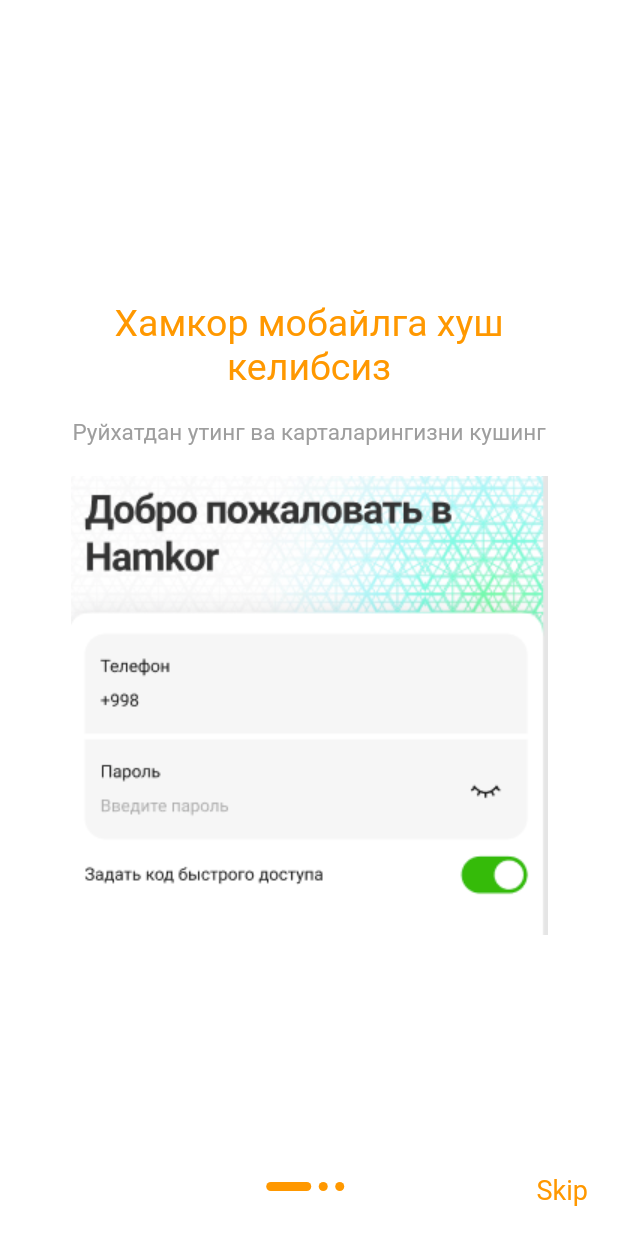
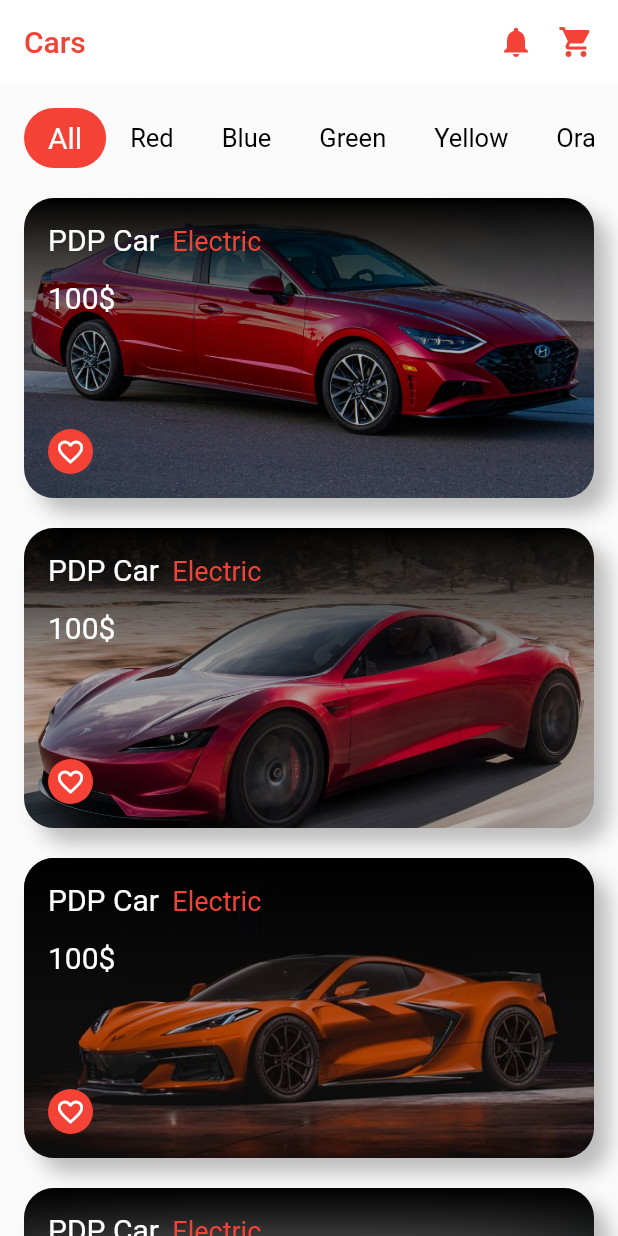
Before and after one commit to Komilisakov/intermeiate, a Flutter app: the screen it shows after launch, on a phone screen of 412 x 824 dp. Run offline on Flutter 3.47's test engine with Material 2 defaults, Android fonts, the phone set to English and light mode, and no system bars.

Commit message:
Market UI

```diff
--- a/lib/main.dart
+++ b/lib/main.dart
@@ -2,6 +2,7 @@ import 'package:flutter/material.dart';
 import 'package:intermeiate/pages/home_page.dart';
 import 'package:intermeiate/pages/intro_page.dart';
 import 'package:intermeiate/pages/login_page.dart';
+import 'package:intermeiate/pages/market_ui.dart';
 import 'package:intermeiate/pages/shop_ui.dart';
 
 void main() {
@@ -18,14 +19,17 @@ class MyApp extends StatelessWidget {
       debugShowCheckedModeBanner: false,
       title: 'Flutter Demo',
       theme: ThemeData(
-        primarySwatch: Colors.blue,
+        primarySwatch: Colors.red,
+          // appBarTheme: AppBarTheme.of(context).,
+        brightness: Brightness.light,
       ),
-      home: IntroPage(),
+      home: MarketUI(),
       routes: {
         HomePage.id: (context) => HomePage(),
         LoginPage.id: (context) => LoginPage(),
         ShopUI.id: (context) => ShopUI(),
         IntroPage.id: (context) => IntroPage(),
+        MarketUI.id: (context) => MarketUI(),
       },
       );
   }
--- a/lib/pages/intro_page.dart
+++ b/lib/pages/intro_page.dart
@@ -44,6 +44,7 @@ class _IntroPageState extends State<IntroPage> {
           title: Strings.stepThreeTitle,
           message: Strings.stepThreeMessage),
     ];
+    print(_itemsList[0].title);
   }
 
   @override
--- /dev/null
+++ b/lib/pages/market_ui.dart
@@ -0,0 +1,206 @@
+import 'package:flutter/material.dart';
+import 'package:flutter/services.dart';
+
+class MarketUI extends StatefulWidget {
+  static final String id = "market_ui";
+
+  @override
+  _MarketUIState createState() => _MarketUIState();
+}
+
+class MyCategory {
+  String name = "123123";
+  bool selected = false;
+
+  MyCategory({required this.name, required this.selected});
+}
+
+class _MarketUIState extends State<MarketUI> {
+  late final List<MyCategory> categories;
+  final List<String> carImages = [
+    "assets/images/cars/1.jpg",
+    "assets/images/cars/2.jpg",
+    "assets/images/cars/3.jpg",
+    "assets/images/cars/4.jpg",
+    "assets/images/cars/5.webp",
+    "assets/images/cars/6.jpg",
+    "assets/images/cars/7.jpeg",
+    "assets/images/cars/8.webp",
+    "assets/images/cars/9.jpeg",
+    "assets/images/cars/10.jpg",
+    "assets/images/cars/11.jpg",
+  ];
+
+  @override
+  void initState() {
+    // TODO: implement initState
+    super.initState();
+    categories = [
+      MyCategory(name: "All", selected: true),
+      MyCategory(name: "Red", selected: false),
+      MyCategory(name: "Blue", selected: false),
+      MyCategory(name: "Green", selected: false),
+      MyCategory(name: "Yellow", selected: false),
+      MyCategory(name: "Orange", selected: false),
+      MyCategory(name: "White", selected: false),
+      MyCategory(name: "Purple", selected: false),
+    ];
+    print(categories[1].selected);
+  }
+
+  @override
+  Widget build(BuildContext context) {
+    return Scaffold(
+        appBar: AppBar(
+          backgroundColor: Colors.white,
+          elevation: 0.0,
+          title: Text(
+            "Cars",
+            style: TextStyle(color: Colors.red),
+          ),
+          actions: [
+            Icon(
+              Icons.notifications,
+              color: Colors.red,
+            ),
+            SizedBox(
+              width: 16,
+            ),
+            Icon(
+              Icons.shopping_cart,
+              color: Colors.red,
+            ),
+            SizedBox(
+              width: 16,
+            ),
+          ],
+          brightness: Brightness.light,
+        ),
+        body: SingleChildScrollView(
+            child: Container(
+          padding: EdgeInsets.all(16),
+          child: Column(
+            children: [
+              Container(
+                height: 40,
+                child: ListView(
+                  scrollDirection: Axis.horizontal,
+                  children: categories.map((item) => singleTab(item)).toList(),
+                ),
+              ),
+              // SizedBox(height: 16,),
+              Column(
+                children: carImages.map((item) => cardCar(item)).toList(),
+              ),
+
+              // cardCar(item),
+            ],
+          ),
+        )));
+  }
+
+  Widget singleTab(MyCategory item) {
+    // return AspectRatio(aspectRatio: 2.2 / 1, child: Container(
+    //   margin: EdgeInsets.only(right: 10),
+    //   decoration: BoxDecoration(
+    //     color: type? Colors.red : Colors.white,
+    //     borderRadius: BorderRadius.circular(20),
+    //   ),
+    //   child: Center(
+    //     child: Text(title,style: TextStyle(
+    //       color: type? Colors.white : Colors.black,
+    //       fontSize: type? 20:17
+    //     ),),
+    //   )
+    // ));
+
+    Color textColor = Colors.black;
+    double fontSize = 17;
+    BoxDecoration myDecor = BoxDecoration();
+    if (item.selected) {
+      fontSize = 20;
+      textColor = Colors.white;
+      myDecor = BoxDecoration(
+          color: Colors.red, borderRadius: BorderRadius.circular(24));
+    }
+    return Container(
+      // margin: EdgeInsets.symmetric(horizontal: 4),
+      padding: EdgeInsets.symmetric(horizontal: 16),
+      alignment: Alignment.center,
+      decoration: myDecor,
+      child: Text(
+        item.name,
+        style: TextStyle(
+          fontSize: fontSize,
+          color: textColor,
+        ),
+      ),
+    );
+  }
+
+  Widget cardCar(image) {
+    return Container(
+      margin: EdgeInsets.only(top: 20),
+      width: double.infinity,
+      height: 200,
+      decoration: BoxDecoration(
+          borderRadius: BorderRadius.circular(20),
+          image: DecorationImage(image: AssetImage(image), fit: BoxFit.cover),
+          boxShadow: [
+            BoxShadow(
+                color: Colors.grey[400]!,
+                blurRadius: 10,
+                offset: Offset(
+                  10,
+                  10,
+                )),
+          ]),
+      child: Container(
+        padding: EdgeInsets.all(16),
+        decoration: BoxDecoration(
+          borderRadius: BorderRadius.circular(20),
+          gradient: LinearGradient(begin: Alignment.topRight, colors: [
+            Colors.black.withOpacity(1),
+            Colors.black.withOpacity(0.3),
+          ]),
+        ),
+        child: Column(
+          crossAxisAlignment: CrossAxisAlignment.start,
+          children: [
+            RichText(
+                text: TextSpan(
+                    text: 'PDP Car',
+                    style: TextStyle(color: Colors.white, fontSize: 20),
+                    children: [
+                  TextSpan(
+                      text: '  Electric',
+                      style: TextStyle(fontSize: 18, color: Colors.red))
+                ])),
+            SizedBox(
+              height: 16,
+            ),
+            Text(
+              "100\$",
+              style: TextStyle(color: Colors.white, fontSize: 20),
+            ),
+            Expanded(child: Container()),
+            Container(
+              height: 30,
+              width: 30,
+              decoration: BoxDecoration(
+                borderRadius: BorderRadius.circular(50),
+                color: Colors.red,
+              ),
+              child: Center(
+                  child: Icon(
+                Icons.favorite_border,
+                color: Colors.white,
+                size: 20,
+              )),
+            )
+          ],
+        ),
+      ),
+    );
+  }
+}
--- a/pubspec.yaml
+++ b/pubspec.yaml
@@ -28,6 +28,7 @@ flutter:
   assets:
     - assets/images/
     - assets/images/intro/
+    - assets/images/cars/
   #   - images/a_dot_ham.jpeg
 
   # An image asset can refer to one or more resolution-specific "variants", see
```
Also changed, not shown: assets/images/cars/1.jpg (added), assets/images/cars/10.jpg (added), assets/images/cars/11.jpg (added), assets/images/cars/2.jpg (added), assets/images/cars/3.jpg (added), assets/images/cars/4.jpg (added), assets/images/cars/5.webp (added), assets/images/cars/6.jpg (added), assets/images/cars/7.jpeg (added), assets/images/cars/8.webp (added), assets/images/cars/9.jpeg (added).
